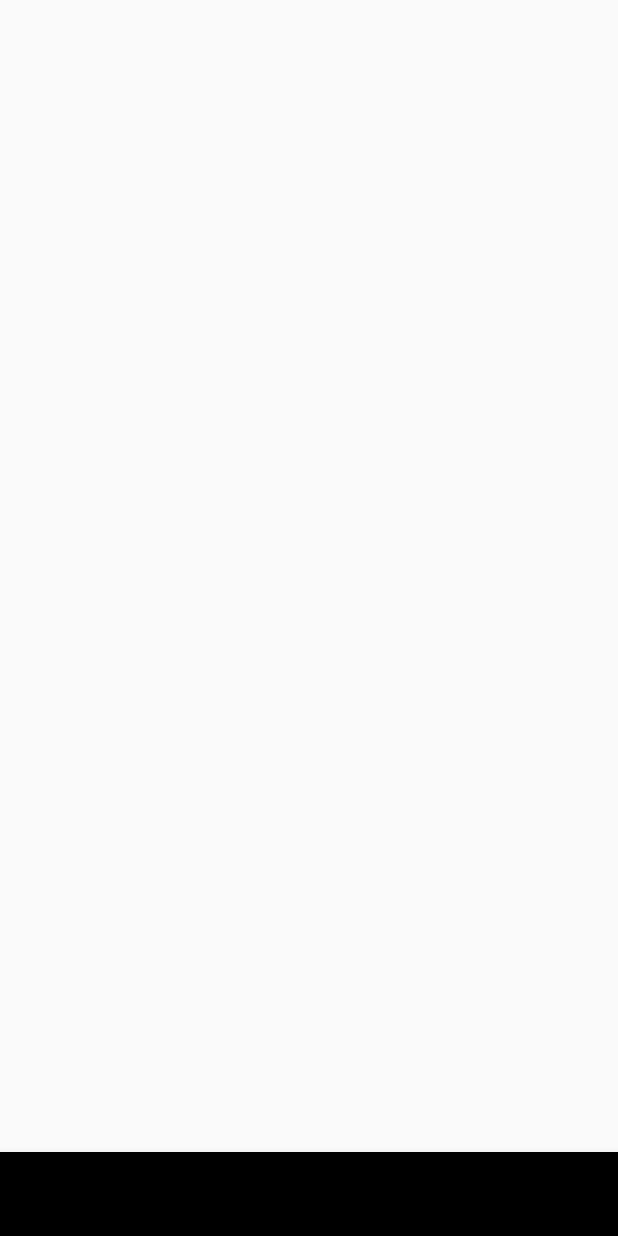
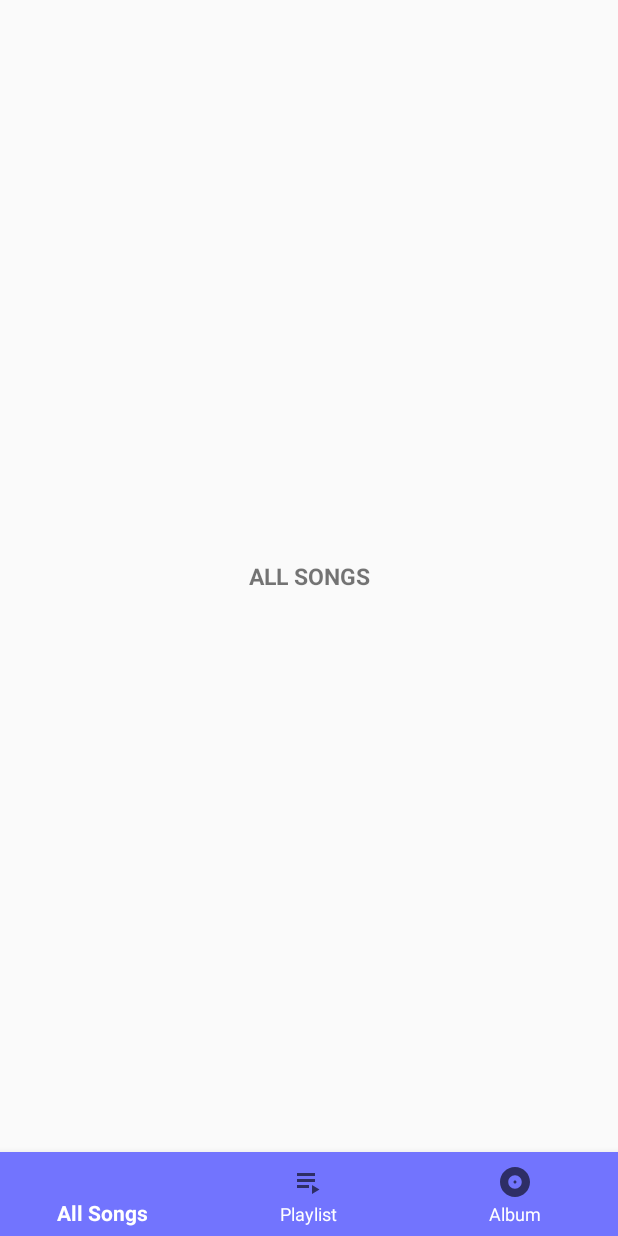
Before and after one commit to Red-Deathh/Music-Player-App, an Android app: the screen it shows after launch (MainActivity), on a phone screen of 412 x 824 dp. Run offline under Robolectric (Android 15) with nearby library versions, the phone set to English and light mode, and no system bars.

Commit message:
Music Player App

```diff
--- a/app/src/main/java/com/derron/musicplayer/MainActivity.java
+++ b/app/src/main/java/com/derron/musicplayer/MainActivity.java
@@ -3,6 +3,7 @@ package com.derron.musicplayer;
 import androidx.annotation.NonNull;
 import androidx.appcompat.app.AppCompatActivity;
 import androidx.fragment.app.Fragment;
+import androidx.viewpager.widget.ViewPager;
 
 import android.os.Bundle;
 import android.view.MenuItem;
@@ -11,31 +12,40 @@ import com.google.android.material.bottomnavigation.BottomNavigationView;
 
 public class MainActivity extends AppCompatActivity {
     BottomNavigationView bottomNavigationView;
+    ViewPager viewPager;
 
     @Override
     protected void onCreate(Bundle savedInstanceState) {
         super.onCreate(savedInstanceState);
         setContentView(R.layout.activity_main);
+        viewPager = findViewById(R.id.viewpager);
+        PageAdapter adapter;
 
         bottomNavigationView = findViewById(R.id.bottom_navigation);
         bottomNavigationView.setOnNavigationItemSelectedListener(navigationItemSelectedListener);
+        getSupportFragmentManager().beginTransaction().replace(R.id.container,new AllSongs(),null).commit();
+
+        adapter = new PageAdapter(getSupportFragmentManager(),bottomNavigationView.getMaxItemCount());
+        viewPager.setAdapter(adapter);
     }
 
     private BottomNavigationView.OnNavigationItemSelectedListener navigationItemSelectedListener = new BottomNavigationView.OnNavigationItemSelectedListener() {
         @Override
         public boolean onNavigationItemSelected(@NonNull MenuItem menuItem) {
-            Fragment fragment = null;
+            Fragment selectedfragment = null;
 
             switch (menuItem.getItemId()){
                 case R.id.songlist:
-                    fragment = new AllSongs();
+                    selectedfragment = new AllSongs();
+                    break;
                 case R.id.playlist:
-                    fragment = new Playlist();
+                    selectedfragment = new Playlist();
+                    break;
                 case R.id.album:
-                    fragment = new Album();
+                    selectedfragment = new Album();
                     break;
             }
-            getSupportFragmentManager().beginTransaction().replace(R.id.container, fragment,null).commit();
+            getSupportFragmentManager().beginTransaction().replace(R.id.container, selectedfragment,null).commit();
             return true;
         }
     };
--- a/app/src/main/res/layout/activity_main.xml
+++ b/app/src/main/res/layout/activity_main.xml
@@ -13,7 +13,11 @@
         android:layout_above="@id/bottom_navigation"
         android:id="@+id/container">
 
-
+    <androidx.viewpager.widget.ViewPager
+        android:layout_width="match_parent"
+        android:layout_height="match_parent"
+        android:id="@+id/viewpager"
+        />
 
     </LinearLayout>
 
@@ -21,8 +25,10 @@
         android:layout_width="match_parent"
         android:id="@+id/bottom_navigation"
         android:layout_height="wrap_content"
+        android:background="@color/colorPrimary"
         android:layout_alignParentBottom="true"
         app:menu="@menu/bottommenu"
+        app:itemTextColor="#fff"
         >
     </com.google.android.material.bottomnavigation.BottomNavigationView>
 
--- a/app/src/main/res/layout/fragment_all_songs.xml
+++ b/app/src/main/res/layout/fragment_all_songs.xml
@@ -1,6 +1,18 @@
 <?xml version="1.0" encoding="utf-8"?>
-<FrameLayout xmlns:android="http://schemas.android.com/apk/res/android"
+<RelativeLayout xmlns:android="http://schemas.android.com/apk/res/android"
     xmlns:tools="http://schemas.android.com/tools"
     android:layout_width="match_parent"
     android:layout_height="match_parent"
-    tools:context=".AllSongs"/>
+    tools:context=".AllSongs">
+
+    <TextView
+        android:layout_width="match_parent"
+        android:layout_height="wrap_content"
+        android:layout_centerInParent="true"
+        android:gravity="center"
+        android:textStyle="bold"
+        android:text="ALL SONGS"
+        android:textSize="15dp"
+        />
+
+</RelativeLayout>
--- /dev/null
+++ b/app/src/main/res/menu/bottommenu.xml
@@ -0,0 +1,24 @@
+<?xml version="1.0" encoding="utf-8"?>
+<menu xmlns:android="http://schemas.android.com/apk/res/android"
+    xmlns:app="http://schemas.android.com/apk/res-auto"
+    >
+
+    <item
+        android:title="All Songs"
+        android:id="@+id/songlist"
+        android:icon="@drawable/ic_allsong"
+        />
+
+    <item
+        android:title="Playlist"
+        android:id="@+id/playlist"
+        android:icon="@drawable/ic_baseline_playlist_play"
+        />
+
+    <item
+        android:title="Album"
+        android:id="@+id/album"
+        android:icon="@drawable/ic_baseline_album_24"
+        />
+
+</menu>
```
Also changed, not shown: app/src/main/res/layout/fragment_album.xml (+10 -6 lines), app/src/main/res/layout/fragment_playlist.xml (+10 -6 lines).
